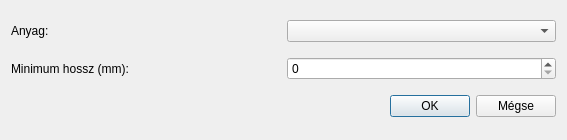
This is view/dialog/materialfinder/MaterialFinderDialog.ui in horvathzoltan/cutplannerpro as Qt 5 draws it before an edit. The edited form follows.
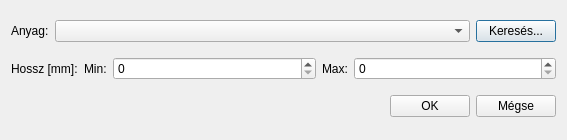
This is the edited form.

```diff
--- a/view/dialog/materialfinder/MaterialFinderDialog.ui
+++ b/view/dialog/materialfinder/MaterialFinderDialog.ui
@@ -24,8 +24,19 @@
       </widget>
      </item>
      <item>
+      <layout class="QHBoxLayout" name="horizontalLayout" stretch="1,0">
+       <item>
       <widget class="QComboBox" name="comboMaterial"/>
      </item>
+       <item>
+        <widget class="QPushButton" name="btn_MaterialSearch">
+         <property name="text">
+          <string>Keresés...</string>
+         </property>
+        </widget>
+       </item>
+      </layout>
+     </item>
     </layout>
    </item>
    <item>
@@ -33,7 +44,16 @@
      <item>
       <widget class="QLabel" name="lblMinLength">
        <property name="text">
-        <string>Minimum hossz (mm):</string>
+        <string>Hossz [mm]:</string>
+       </property>
+      </widget>
+     </item>
+     <item>
+      <layout class="QHBoxLayout" name="horizontalLayout_2" stretch="0,1,0,1">
+       <item>
+        <widget class="QLabel" name="label">
+         <property name="text">
+          <string>Min:</string>
        </property>
       </widget>
      </item>
@@ -49,6 +69,18 @@
         <number>0</number>
        </property>
       </widget>
+       </item>
+       <item>
+        <widget class="QLabel" name="label_2">
+         <property name="text">
+          <string>Max:</string>
+         </property>
+        </widget>
+       </item>
+       <item>
+        <widget class="QSpinBox" name="spinBox"/>
+       </item>
+      </layout>
      </item>
     </layout>
    </item>
```
Lines whose indentation alone changed are shown as unchanged.
